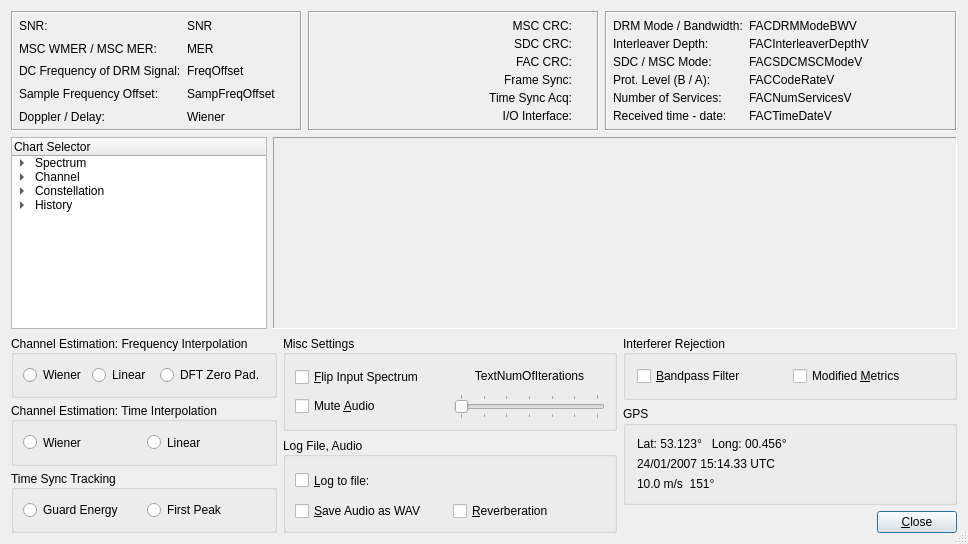
The window that dream/src/GUI-QT/systemevalDlgbase.ui (mmjee/dream-patched) describes before a commit, drawn with Qt 5.
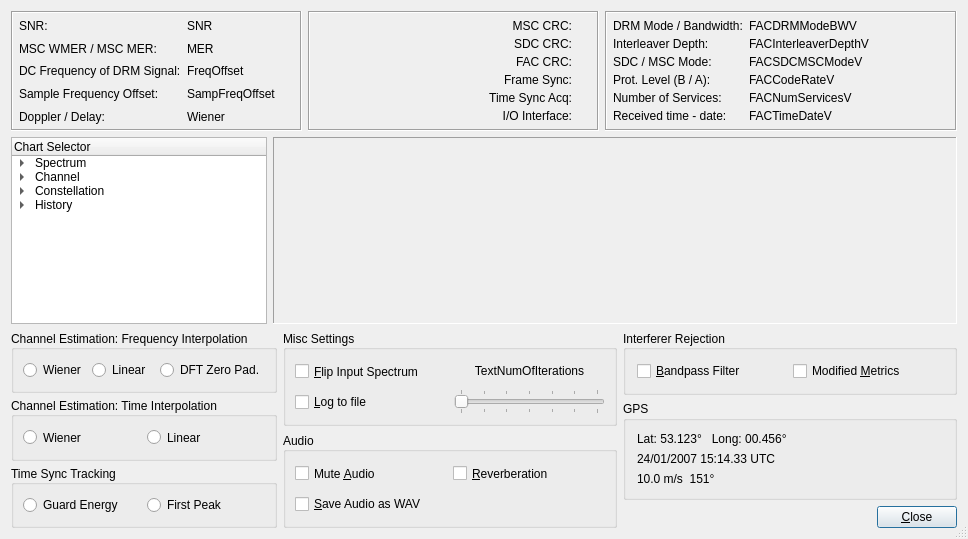
The same window after the commit. Icons and pictures are not drawn. Custom widgets are drawn as their Qt base class.

Commit message: system eval dialog touch up

```diff
--- a/dream/src/GUI-QT/systemevalDlgbase.ui
+++ b/dream/src/GUI-QT/systemevalDlgbase.ui
@@ -7,7 +7,7 @@
     <x>0</x>
     <y>0</y>
     <width>968</width>
-    <height>544</height>
+    <height>539</height>
    </rect>
   </property>
   <property name="windowTitle">
@@ -1328,15 +1328,27 @@
             </property>
             <item>
              <widget class="QCheckBox" name="CheckBoxFlipSpec">
+              <property name="sizePolicy">
+               <sizepolicy hsizetype="Minimum" vsizetype="Minimum">
+                <horstretch>0</horstretch>
+                <verstretch>0</verstretch>
+               </sizepolicy>
+              </property>
               <property name="text">
                <string>&amp;Flip Input Spectrum</string>
               </property>
              </widget>
             </item>
             <item>
-             <widget class="QCheckBox" name="CheckBoxMuteAudio">
+             <widget class="QCheckBox" name="CheckBoxWriteLog">
+              <property name="sizePolicy">
+               <sizepolicy hsizetype="Minimum" vsizetype="Minimum">
+                <horstretch>0</horstretch>
+                <verstretch>0</verstretch>
+               </sizepolicy>
+              </property>
               <property name="text">
-               <string>Mute &amp;Audio</string>
+               <string>&amp;Log to file</string>
               </property>
              </widget>
             </item>
@@ -1411,16 +1423,16 @@
           </sizepolicy>
          </property>
          <property name="title">
-          <string>Log File, Audio</string>
+          <string>Audio</string>
          </property>
          <property name="alignment">
           <set>Qt::AlignLeading|Qt::AlignLeft|Qt::AlignVCenter</set>
          </property>
-         <layout class="QVBoxLayout" name="verticalLayout_5">
+         <layout class="QVBoxLayout" name="verticalLayout_4">
           <item>
            <layout class="QHBoxLayout" name="horizontalLayout_3">
             <item>
-             <widget class="QCheckBox" name="CheckBoxWriteLog">
+             <widget class="QCheckBox" name="CheckBoxMuteAudio">
               <property name="sizePolicy">
                <sizepolicy hsizetype="Minimum" vsizetype="Minimum">
                 <horstretch>0</horstretch>
@@ -1428,49 +1440,22 @@
                </sizepolicy>
               </property>
               <property name="text">
-               <string>&amp;Log to file:</string>
+               <string>Mute &amp;Audio</string>
               </property>
              </widget>
             </item>
             <item>
-             <layout class="QVBoxLayout" name="verticalLayout_4">
-              <property name="spacing">
-               <number>0</number>
+             <widget class="QCheckBox" name="CheckBoxReverb">
+              <property name="sizePolicy">
+               <sizepolicy hsizetype="Minimum" vsizetype="Minimum">
+                <horstretch>0</horstretch>
+                <verstretch>0</verstretch>
+               </sizepolicy>
               </property>
-              <item>
-               <widget class="QWidget" name="widget" native="true">
-                <property name="sizePolicy">
-                 <sizepolicy hsizetype="Minimum" vsizetype="Minimum">
-                  <horstretch>0</horstretch>
-                  <verstretch>0</verstretch>
-                 </sizepolicy>
-                </property>
-               </widget>
-              </item>
-              <item>
-               <widget class="QWidget" name="widget_2" native="true">
-                <property name="sizePolicy">
-                 <sizepolicy hsizetype="Minimum" vsizetype="Minimum">
-                  <horstretch>0</horstretch>
-                  <verstretch>0</verstretch>
-                 </sizepolicy>
-                </property>
-               </widget>
-              </item>
-             </layout>
-            </item>
-            <item>
-             <spacer name="horizontalSpacer">
-              <property name="orientation">
-               <enum>Qt::Horizontal</enum>
+              <property name="text">
+               <string>&amp;Reverberation</string>
               </property>
-              <property name="sizeHint" stdset="0">
-               <size>
-                <width>0</width>
-                <height>10</height>
-               </size>
-              </property>
-             </spacer>
+             </widget>
             </item>
            </layout>
           </item>
@@ -1484,17 +1469,29 @@
             </property>
             <item>
              <widget class="QCheckBox" name="CheckBoxSaveAudioWave">
+              <property name="sizePolicy">
+               <sizepolicy hsizetype="Minimum" vsizetype="Minimum">
+                <horstretch>0</horstretch>
+                <verstretch>0</verstretch>
+               </sizepolicy>
+              </property>
               <property name="text">
                <string>&amp;Save Audio as WAV</string>
               </property>
              </widget>
             </item>
             <item>
-             <widget class="QCheckBox" name="CheckBoxReverb">
-              <property name="text">
-               <string>&amp;Reverberation</string>
+             <spacer name="horizontalSpacer">
+              <property name="orientation">
+               <enum>Qt::Horizontal</enum>
               </property>
-             </widget>
+              <property name="sizeHint" stdset="0">
+               <size>
+                <width>13</width>
+                <height>13</height>
+               </size>
+              </property>
+             </spacer>
             </item>
            </layout>
           </item>
```
